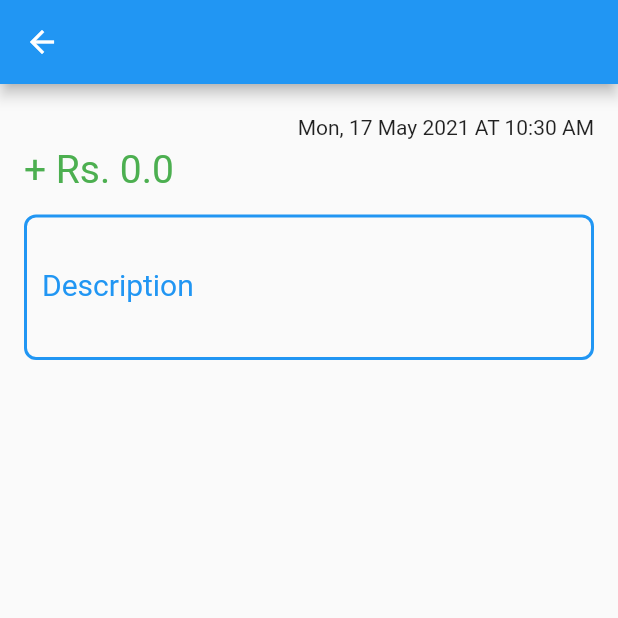
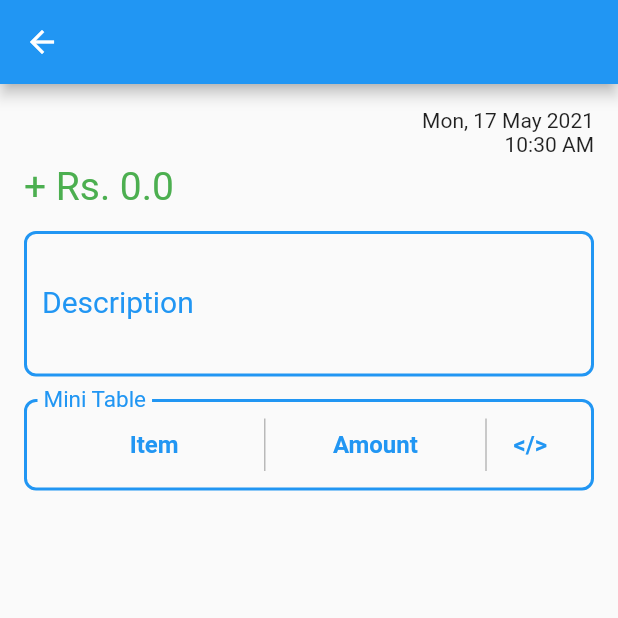
Before and after one commit to mshahzaib1629/little_pocket, a Flutter app: the TransactionDetailScreen screen opened directly with empty values, on a phone screen of 412 x 824 dp, the top half of it. Run offline on Flutter 3.47's test engine with Material 2 defaults, Android fonts, the phone set to English and light mode, and no system bars; missing offline and left inert: hawk_fab_menu.

Commit message:
Added Mini Table in History Detail Screens

```diff
--- a/lib/helpers/styling.dart
+++ b/lib/helpers/styling.dart
@@ -11,7 +11,7 @@ class AppTheme {
   );
   static String dateFormat = 'EEE, dd MMM yyyy';
 
-  static String dateTimeFormat = 'EEE, dd MMM yyyy AT hh:mm a';
+  static String dateTimeFormat = 'EEE, dd MMM yyyy \n hh:mm a';
 
   static Color incomeColor = primaryColor;
   static IconData incomeIcon = Icons.arrow_downward;
@@ -27,6 +27,11 @@ class AppTheme {
     color: Colors.white,
   );
 
+  static TextStyle miniTableHeadingStyle = TextStyle(
+    fontWeight: FontWeight.bold,
+    fontSize: 16,
+  );
+
   static TextStyle addTagBtnTextStyle = TextStyle(
     color: Colors.black,
   );
--- /dev/null
+++ b/lib/models/mini_transaction.dart
@@ -0,0 +1,15 @@
+import 'package:little_pocket/helpers/enums.dart';
+
+class MiniTransaction {
+  String id;
+  String name;
+  double amount;
+  BalanceChange balanceChange;
+
+  MiniTransaction({
+    this.id,
+    this.name,
+    this.amount,
+    this.balanceChange,
+  });
+}
--- a/lib/models/transaction.dart
+++ b/lib/models/transaction.dart
@@ -1,4 +1,5 @@
 import '../helpers/enums.dart';
+import './mini_transaction.dart';
 import 'tag.dart';
 
 class Transaction {
@@ -8,6 +9,7 @@ class Transaction {
   double amount;
   TransactionType transactionType;
   BalanceChange balanceChange;
+  List<MiniTransaction> miniTransactionList;
   String description;
 
   Transaction({
@@ -16,6 +18,7 @@ class Transaction {
     this.dateTime,
     this.amount,
     this.balanceChange,
+    this.miniTransactionList,
     this.transactionType,
     this.description,
   });
--- a/lib/providers/transaction_provider.dart
+++ b/lib/providers/transaction_provider.dart
@@ -1,5 +1,6 @@
 import 'package:flutter/cupertino.dart';
 import 'package:little_pocket/helpers/enums.dart';
+import 'package:little_pocket/models/mini_transaction.dart';
 import 'package:little_pocket/models/tag.dart';
 import 'package:little_pocket/models/transaction.dart';
 
@@ -29,7 +30,26 @@ class TransactionProvider with ChangeNotifier {
         balanceChange: BalanceChange.Decrement,
         description: 'Paid for electricity bill',
         dateTime: DateTime.now(),
+        miniTransactionList: [
+          MiniTransaction(
+            id: '2',
+            name: 'Electricity',
+            amount: 700,
+            balanceChange: BalanceChange.Decrement,
           ),
+          MiniTransaction(
+            id: '2',
+            name: 'PTCL',
+            amount: 900,
+            balanceChange: BalanceChange.Decrement,
+          ),
+          MiniTransaction(
+            id: '2',
+            name: 'Discount',
+            amount: 100,
+            balanceChange: BalanceChange.Icrement,
+          ),
+        ]),
     Transaction(
       id: '1',
       tag: Tag(
--- a/lib/screens/history_screen.dart
+++ b/lib/screens/history_screen.dart
@@ -1,8 +1,10 @@
 import 'package:flutter/material.dart';
 import 'package:hawk_fab_menu/hawk_fab_menu.dart';
+import 'package:little_pocket/helpers/enums.dart';
 import 'package:little_pocket/helpers/styling.dart';
 import 'package:little_pocket/models/transaction.dart';
 import 'package:little_pocket/providers/transaction_provider.dart';
+import 'package:little_pocket/screens/add_transaction_screen.dart';
 import 'package:little_pocket/screens/app_drawer.dart';
 import 'package:little_pocket/widgets/history_card.dart';
 import 'package:little_pocket/widgets/history_screen_floating_button.dart';
@@ -16,6 +18,51 @@ class HistoryScreen extends StatefulWidget {
 }
 
 class _HistoryScreenState extends State<HistoryScreen> {
+  List<HawkFabMenuItem> _floatButtonMenuList(context) => [
+        HawkFabMenuItem(
+          label: 'Income',
+          ontap: () => Navigator.push(
+            context,
+            MaterialPageRoute(
+              builder: (context) => AddTransactionScreen(
+                TransactionType.Income,
+              ),
+            ),
+          ),
+          icon: Icon(AppTheme.incomeIcon),
+          color: AppTheme.incomeColor,
+          labelColor: Colors.black,
+        ),
+        HawkFabMenuItem(
+          label: 'Expense',
+          ontap: () => Navigator.push(
+            context,
+            MaterialPageRoute(
+              builder: (context) => AddTransactionScreen(
+                TransactionType.Expense,
+              ),
+            ),
+          ),
+          icon: Icon(AppTheme.expenseIcon),
+          color: AppTheme.expenseColor,
+          labelColor: Colors.black,
+        ),
+        HawkFabMenuItem(
+          label: 'Adjustment',
+          ontap: () => Navigator.push(
+            context,
+            MaterialPageRoute(
+              builder: (context) => AddTransactionScreen(
+                TransactionType.Adjustment,
+              ),
+            ),
+          ),
+          icon: Icon(AppTheme.adjustmentIcon),
+          color: AppTheme.adjustmentColor,
+          labelColor: Colors.black,
+        ),
+      ];
+
   @override
   Widget build(BuildContext context) {
     return Scaffold(
@@ -23,7 +70,8 @@ class _HistoryScreenState extends State<HistoryScreen> {
         title: Text('Little Pocket'),
       ),
       drawer: AppDrawer(),
-      floatingActionButton: HistoryScreenFloatingButton(),
+      body: HawkFabMenu(
+        items: _floatButtonMenuList(context),
         body: Consumer<TransactionProvider>(
           builder: (context, transactionSnap, _) {
             List<Transaction> _transactions = transactionSnap.myTransactions;
@@ -41,6 +89,7 @@ class _HistoryScreenState extends State<HistoryScreen> {
                     ));
           },
         ),
+      ),
     );
   }
 }
--- a/lib/screens/transaction_detail_screen.dart
+++ b/lib/screens/transaction_detail_screen.dart
@@ -34,55 +34,106 @@ class _TransactionDetailScreenState extends State<TransactionDetailScreen> {
     return color;
   }
 
-  @override
-  Widget build(BuildContext context) {
-    return Scaffold(
-      appBar: AppBar(
-        title: Text(
-          widget.transaction.tag.name,
-        ),
-        backgroundColor: _pageThemeColor(),
-      ),
-      body: SingleChildScrollView(
-        child: Padding(
-          padding: const EdgeInsets.all(16),
-          child: Column(
-            crossAxisAlignment: CrossAxisAlignment.start,
-            children: [
-              SizedBox(
-                height: 5,
-              ),
-              Align(
-                alignment: Alignment.topRight,
-                child: Text(DateFormat(AppTheme.dateTimeFormat).format(
-                  widget.transaction.dateTime,
-                )),
-              ),
-              SizedBox(
-                height: 5,
-              ),
-              Text.rich(
-                TextSpan(
-                    text: widget.transaction.balanceChange ==
-                            BalanceChange.Icrement
+  var tableItem = (Widget textWidget) => Padding(
+        padding: const EdgeInsets.all(8.0),
+        child: textWidget,
+      );
+
+  List<TableRow> _buildMiniTableContent() {
+    return widget.transaction.miniTransactionList
+        .map((miniTransaction) => TableRow(children: [
+              tableItem(Text('${miniTransaction.name}')),
+              tableItem(Text('Rs. ${miniTransaction.amount.toString()}')),
+              tableItem(Text(
+                miniTransaction.balanceChange == BalanceChange.Icrement
                     ? '+'
                     : '-',
                 style: TextStyle(
-                      color: widget.transaction.balanceChange ==
-                              BalanceChange.Icrement
+                  fontSize: 20,
+                  fontWeight: FontWeight.bold,
+                  color: miniTransaction.balanceChange == BalanceChange.Icrement
                       ? AppTheme.amountIcrementColor
                       : AppTheme.amountDecrementColor,
-                      fontSize: 26,
+                ),
+                textAlign: TextAlign.center,
+              ))
+            ]))
+        .toList();
+  }
+
+  Widget _buildMiniTable() {
+    return Container(
+      // decoration: BoxDecoration(
+      //   border: Border.all(
+      //     color: _pageThemeColor(),
+      //     style: BorderStyle.solid,
+      //     width: 2,
+      //   ),
+      //   borderRadius: BorderRadius.circular(8),
+      // ),
+      child: InputDecorator(
+        decoration: InputDecoration(
+          contentPadding: EdgeInsets.all(13),
+          labelText: 'Mini Table',
+          labelStyle: TextStyle(
+            color: _pageThemeColor(),
+            fontSize: 20,
+          ),
+          border: OutlineInputBorder(
+            borderSide: BorderSide(
+              color: _pageThemeColor(),
+              width: 2,
+            ),
+            borderRadius: BorderRadius.circular(8),
+          ),
+          enabledBorder: OutlineInputBorder(
+            borderSide: BorderSide(
+              color: _pageThemeColor(),
+              width: 2,
+            ),
+            borderRadius: BorderRadius.circular(8),
+          ),
+        ),
+        child: Table(
+          columnWidths: {2: FlexColumnWidth(0.4)},
+          border: TableBorder.symmetric(
+            inside: BorderSide(
+              color: Colors.black26,
+              style: BorderStyle.solid,
+            ),
           ),
           children: [
-                      TextSpan(
-                          text: ' Rs. ${widget.transaction.amount.toString()}')
-                    ]),
+            TableRow(
+              children: [
+                tableItem(Text(
+                  'Item',
+                  style: AppTheme.miniTableHeadingStyle
+                      .copyWith(color: _pageThemeColor()),
+                  textAlign: TextAlign.center,
+                )),
+                tableItem(Text(
+                  'Amount',
+                  style: AppTheme.miniTableHeadingStyle
+                      .copyWith(color: _pageThemeColor()),
+                  textAlign: TextAlign.center,
+                )),
+                tableItem(Text(
+                  '</>',
+                  style: AppTheme.miniTableHeadingStyle
+                      .copyWith(color: _pageThemeColor()),
+                  textAlign: TextAlign.center,
+                )),
+              ],
             ),
-              SizedBox(
-                height: 15,
+            ..._buildMiniTableContent(),
+          ],
         ),
-              TextField(
+      ),
+    );
+  }
+
+  Widget _description() {
+    return TextField(
       controller: _descriptionTextController,
       enabled: false,
       decoration: InputDecoration(
@@ -131,7 +182,63 @@ class _TransactionDetailScreenState extends State<TransactionDetailScreen> {
       ),
       minLines: 3,
       maxLines: 15,
+    );
+  }
+
+  @override
+  Widget build(BuildContext context) {
+    return Scaffold(
+      appBar: AppBar(
+        title: Text(
+          widget.transaction.tag.name,
         ),
+        backgroundColor: _pageThemeColor(),
+      ),
+      body: SingleChildScrollView(
+        child: Padding(
+          padding: const EdgeInsets.all(16),
+          child: Column(
+            crossAxisAlignment: CrossAxisAlignment.start,
+            children: [
+              Align(
+                alignment: Alignment.topRight,
+                child: Text(
+                  DateFormat(AppTheme.dateTimeFormat).format(
+                    widget.transaction.dateTime,
+                  ),
+                  textAlign: TextAlign.right,
+                ),
+              ),
+              SizedBox(
+                height: 5,
+              ),
+              Text.rich(
+                TextSpan(
+                    text: widget.transaction.balanceChange ==
+                            BalanceChange.Icrement
+                        ? '+'
+                        : '-',
+                    style: TextStyle(
+                      color: widget.transaction.balanceChange ==
+                              BalanceChange.Icrement
+                          ? AppTheme.amountIcrementColor
+                          : AppTheme.amountDecrementColor,
+                      fontSize: 26,
+                    ),
+                    children: [
+                      TextSpan(
+                          text: ' Rs. ${widget.transaction.amount.toString()}')
+                    ]),
+              ),
+              SizedBox(
+                height: 15,
+              ),
+              _description(),
+              SizedBox(
+                height: 15,
+              ),
+              if (widget.transaction.miniTransactionList != null)
+                _buildMiniTable(),
             ],
           ),
         ),
--- a/lib/widgets/history_screen_floating_button.dart
+++ /dev/null
@@ -1,61 +0,0 @@
-import 'package:flutter/material.dart';
-import 'package:hawk_fab_menu/hawk_fab_menu.dart';
-import 'package:little_pocket/helpers/enums.dart';
-import 'package:little_pocket/helpers/styling.dart';
-import 'package:little_pocket/screens/add_transaction_screen.dart';
-
-class HistoryScreenFloatingButton extends StatelessWidget {
-  @override
-  Widget build(BuildContext context) {
-    return HawkFabMenu(
-      body: SizedBox(),
-      icon: AnimatedIcons.menu_arrow,
-      // fabColor: Colors.yellow,
-      // iconColor: Colors.green,
-      items: [
-        HawkFabMenuItem(
-          label: 'Income',
-          ontap: () => Navigator.push(
-            context,
-            MaterialPageRoute(
-              builder: (context) => AddTransactionScreen(
-                TransactionType.Income,
-              ),
-            ),
-          ),
-          icon: Icon(AppTheme.incomeIcon),
-          color: AppTheme.incomeColor,
-          labelColor: Colors.black,
-        ),
-        HawkFabMenuItem(
-          label: 'Expense',
-          ontap: () => Navigator.push(
-            context,
-            MaterialPageRoute(
-              builder: (context) => AddTransactionScreen(
-                TransactionType.Expense,
-              ),
-            ),
-          ),
-          icon: Icon(AppTheme.expenseIcon),
-          color: AppTheme.expenseColor,
-          labelColor: Colors.black,
-        ),
-        HawkFabMenuItem(
-          label: 'Adjustment',
-          ontap: () => Navigator.push(
-            context,
-            MaterialPageRoute(
-              builder: (context) => AddTransactionScreen(
-                TransactionType.Adjustment,
-              ),
-            ),
-          ),
-          icon: Icon(AppTheme.adjustmentIcon),
-          color: AppTheme.adjustmentColor,
-          labelColor: Colors.black,
-        ),
-      ],
-    );
-  }
-}
```
Lines whose indentation alone changed are shown as unchanged.
